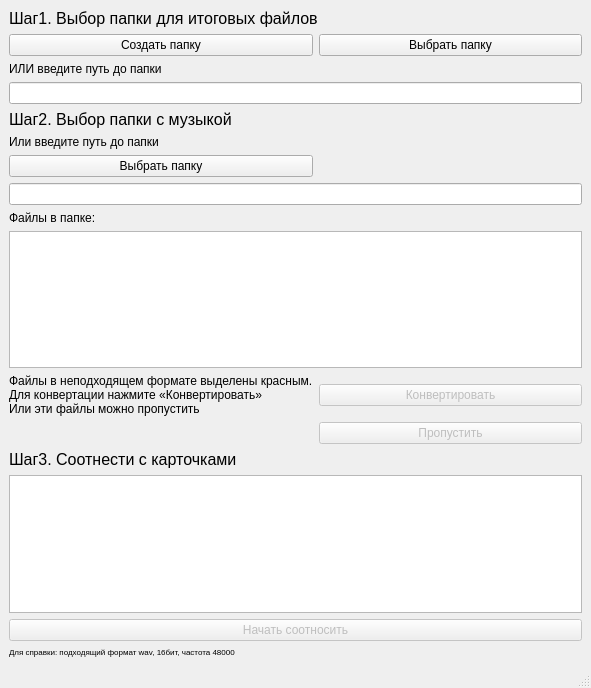
ungverd/ShadowGardenPyqt, file main.ui: the form before one commit.
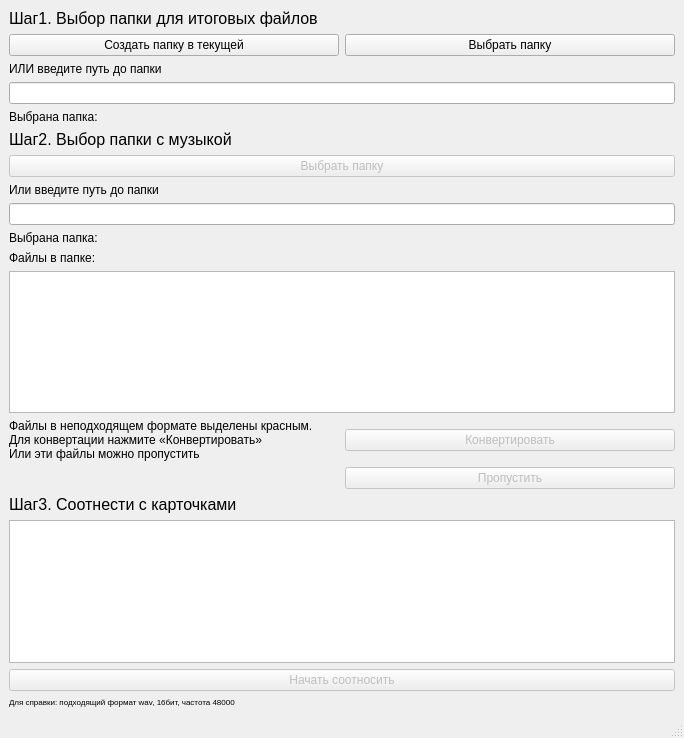
The form after the commit.

Commit message: a lot of refactoring. not working now

What changed in the file:
```diff
--- a/main.ui
+++ b/main.ui
@@ -6,8 +6,8 @@
    <rect>
     <x>0</x>
     <y>0</y>
-    <width>591</width>
-    <height>688</height>
+    <width>684</width>
+    <height>738</height>
    </rect>
   </property>
   <property name="windowTitle">
@@ -15,69 +15,62 @@
   </property>
   <widget class="QWidget" name="centralwidget">
    <layout class="QGridLayout" name="gridLayout">
-    <item row="1" column="2">
-     <widget class="QPushButton" name="BtnChoose1">
-      <property name="text">
-       <string>Выбрать папку</string>
-      </property>
-     </widget>
-    </item>
-    <item row="8" column="1" colspan="2">
-     <widget class="QLineEdit" name="LinePath2"/>
-    </item>
-    <item row="11" column="1" colspan="2">
-     <widget class="QListView" name="LstFiles"/>
-    </item>
-    <item row="0" column="1" colspan="2">
-     <widget class="QLabel" name="LblStep1">
+    <item row="17" column="1">
+     <widget class="QLabel" name="LblStep3">
       <property name="font">
        <font>
         <pointsize>12</pointsize>
        </font>
       </property>
       <property name="text">
-       <string>Шаг1. Выбор папки для итоговых файлов</string>
+       <string>Шаг3. Соотнести с карточками</string>
       </property>
      </widget>
     </item>
-    <item row="1" column="1">
-     <widget class="QPushButton" name="BtnCreate1">
+    <item row="2" column="1" colspan="2">
+     <widget class="QLabel" name="LblPathDest">
       <property name="text">
-       <string>Создать папку</string>
+       <string>ИЛИ введите путь до папки</string>
       </property>
      </widget>
     </item>
-    <item row="12" column="2">
-     <widget class="QPushButton" name="BtnConvert">
+    <item row="19" column="1" colspan="2">
+     <widget class="QPushButton" name="BtnCards">
       <property name="enabled">
        <bool>false</bool>
       </property>
       <property name="text">
-       <string>Конвертировать</string>
+       <string>Начать соотносить</string>
       </property>
      </widget>
     </item>
-    <item row="7" column="1">
-     <widget class="QPushButton" name="BtnChoose2">
-      <property name="text">
-       <string>Выбрать папку</string>
+    <item row="5" column="1">
+     <widget class="QLabel" name="LblStep2">
+      <property name="font">
+       <font>
+        <pointsize>12</pointsize>
+       </font>
       </property>
-     </widget>
-    </item>
-    <item row="13" column="2">
-     <widget class="QPushButton" name="BtnSkip">
-      <property name="enabled">
-       <bool>false</bool>
-      </property>
       <property name="text">
-       <string>Пропустить</string>
+       <string>Шаг2. Выбор папки с музыкой</string>
       </property>
      </widget>
     </item>
-    <item row="3" column="1" colspan="2">
-     <widget class="QLineEdit" name="LinePath1"/>
-    </item>
     <item row="12" column="1">
+     <widget class="QLabel" name="LblFiles">
+      <property name="text">
+       <string>Файлы в папке:</string>
+      </property>
+     </widget>
+    </item>
+    <item row="8" column="1">
+     <widget class="QLabel" name="LblPathSource">
+      <property name="text">
+       <string>Или введите путь до папки</string>
+      </property>
+     </widget>
+    </item>
+    <item row="15" column="1">
      <widget class="QLabel" name="LblHelp">
       <property name="text">
        <string>Файлы в неподходящем формате выделены красным. 
@@ -86,24 +79,7 @@
       </property>
      </widget>
     </item>
-    <item row="16" column="1" colspan="2">
-     <widget class="QPushButton" name="BtnCards">
-      <property name="enabled">
-       <bool>false</bool>
-      </property>
-      <property name="text">
-       <string>Начать соотносить</string>
-      </property>
-     </widget>
-    </item>
-    <item row="6" column="1">
-     <widget class="QLabel" name="LblPath2">
-      <property name="text">
-       <string>Или введите путь до папки</string>
-      </property>
-     </widget>
-    </item>
-    <item row="17" column="1" colspan="2">
+    <item row="20" column="1" colspan="2">
      <widget class="QLabel" name="LblFormat">
       <property name="font">
        <font>
@@ -115,47 +91,88 @@
       </property>
      </widget>
     </item>
-    <item row="14" column="1">
-     <widget class="QLabel" name="LblStep3">
-      <property name="font">
-       <font>
-        <pointsize>12</pointsize>
-       </font>
-      </property>
-      <property name="text">
-       <string>Шаг3. Соотнести с карточками</string>
-      </property>
-     </widget>
-    </item>
-    <item row="4" column="1">
-     <widget class="QLabel" name="LblStep2">
-      <property name="font">
-       <font>
-        <pointsize>12</pointsize>
-       </font>
-      </property>
-      <property name="text">
-       <string>Шаг2. Выбор папки с музыкой</string>
-      </property>
-     </widget>
-    </item>
-    <item row="2" column="1" colspan="2">
-     <widget class="QLabel" name="LblPath1">
-      <property name="text">
-       <string>ИЛИ введите путь до папки</string>
-      </property>
-     </widget>
-    </item>
-    <item row="9" column="1">
-     <widget class="QLabel" name="LblFiles">
-      <property name="text">
-       <string>Файлы в папке:</string>
-      </property>
-     </widget>
-    </item>
-    <item row="15" column="1" colspan="2">
+    <item row="18" column="1" colspan="2">
      <widget class="QListView" name="LstDirs"/>
     </item>
+    <item row="3" column="1" colspan="2">
+     <widget class="QLineEdit" name="LinePathDest"/>
+    </item>
+    <item row="16" column="2">
+     <widget class="QPushButton" name="BtnSkip">
+      <property name="enabled">
+       <bool>false</bool>
+      </property>
+      <property name="text">
+       <string>Пропустить</string>
+      </property>
+     </widget>
+    </item>
+    <item row="15" column="2">
+     <widget class="QPushButton" name="BtnConvert">
+      <property name="enabled">
+       <bool>false</bool>
+      </property>
+      <property name="text">
+       <string>Конвертировать</string>
+      </property>
+     </widget>
+    </item>
+    <item row="1" column="1">
+     <widget class="QPushButton" name="BtnCreateDest">
+      <property name="text">
+       <string>Создать папку в текущей</string>
+      </property>
+     </widget>
+    </item>
+    <item row="0" column="1" colspan="2">
+     <widget class="QLabel" name="LblStep1">
+      <property name="font">
+       <font>
+        <pointsize>12</pointsize>
+       </font>
+      </property>
+      <property name="text">
+       <string>Шаг1. Выбор папки для итоговых файлов</string>
+      </property>
+     </widget>
+    </item>
+    <item row="14" column="1" colspan="2">
+     <widget class="QListView" name="LstFiles"/>
+    </item>
+    <item row="10" column="1" colspan="2">
+     <widget class="QLineEdit" name="LinePathSource"/>
+    </item>
+    <item row="1" column="2">
+     <widget class="QPushButton" name="BtnChooseDest">
+      <property name="text">
+       <string>Выбрать папку</string>
+      </property>
+     </widget>
+    </item>
+    <item row="4" column="1" colspan="2">
+     <widget class="QLabel" name="LblDest">
+      <property name="text">
+       <string>Выбрана папка:</string>
+      </property>
+     </widget>
+    </item>
+    <item row="7" column="1" colspan="2">
+     <widget class="QPushButton" name="BtnChooseSource">
+      <property name="enabled">
+       <bool>false</bool>
+      </property>
+      <property name="text">
+       <string>Выбрать папку</string>
+      </property>
+     </widget>
+    </item>
+    <item row="11" column="1" colspan="2">
+     <widget class="QLabel" name="LblSource">
+      <property name="text">
+       <string>Выбрана папка:</string>
+      </property>
+     </widget>
+    </item>
    </layout>
   </widget>
   <widget class="QMenuBar" name="menubar">
```
Left out of the diff: 2 changed lines with no effect on the pictures. The commit also changes 2 other files.
